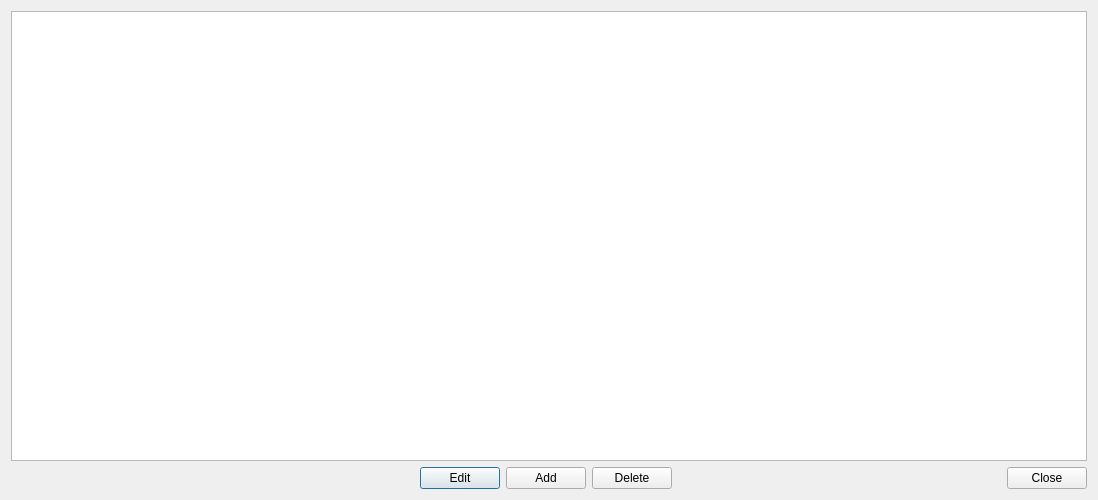
First picture: the form in viewcatchdialog.ui, repository mansieber/forg, before the edit.
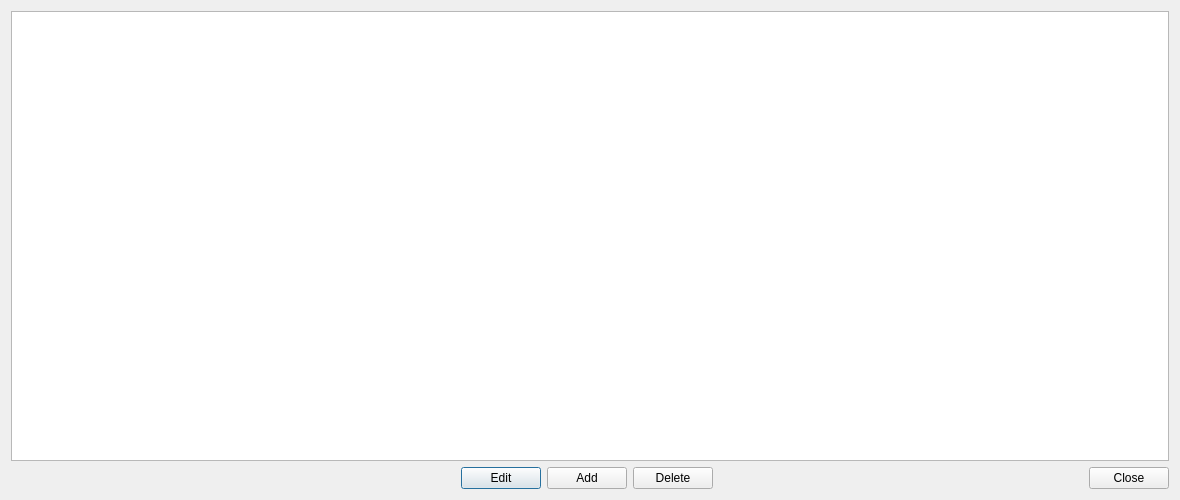
Second picture: the form after the edit.

Commit message: Table view layouts modified

The edit to the form file:
```diff
--- a/viewcatchdialog.ui
+++ b/viewcatchdialog.ui
@@ -6,7 +6,7 @@
    <rect>
     <x>0</x>
     <y>0</y>
-    <width>1098</width>
+    <width>1180</width>
     <height>500</height>
    </rect>
   </property>
```
The commit also changes 7 other files.
